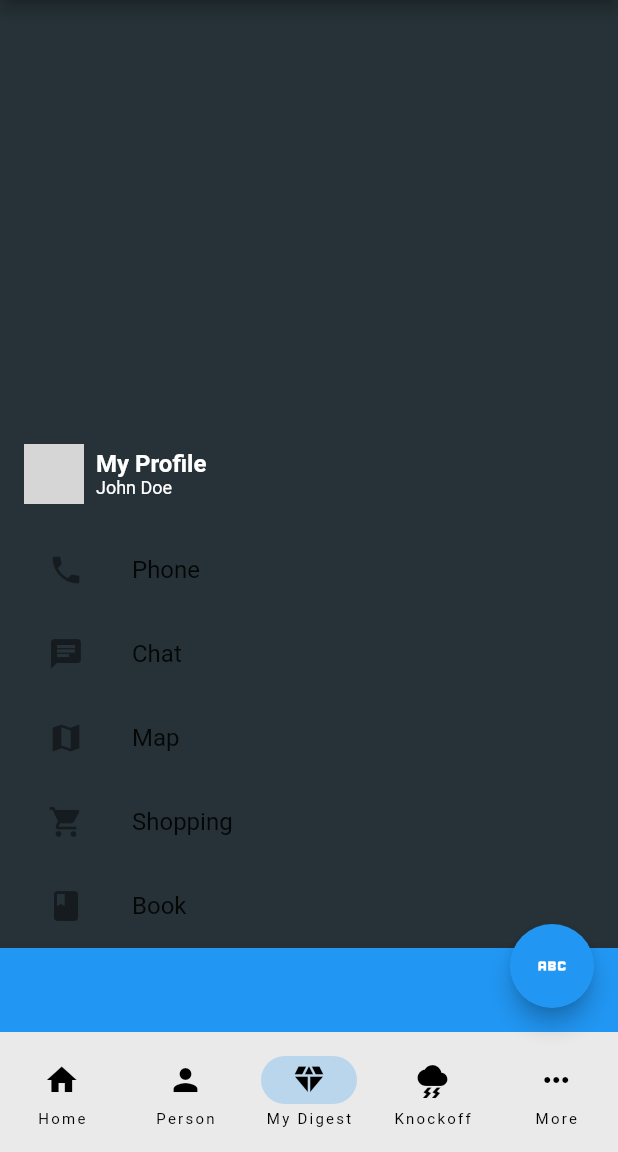
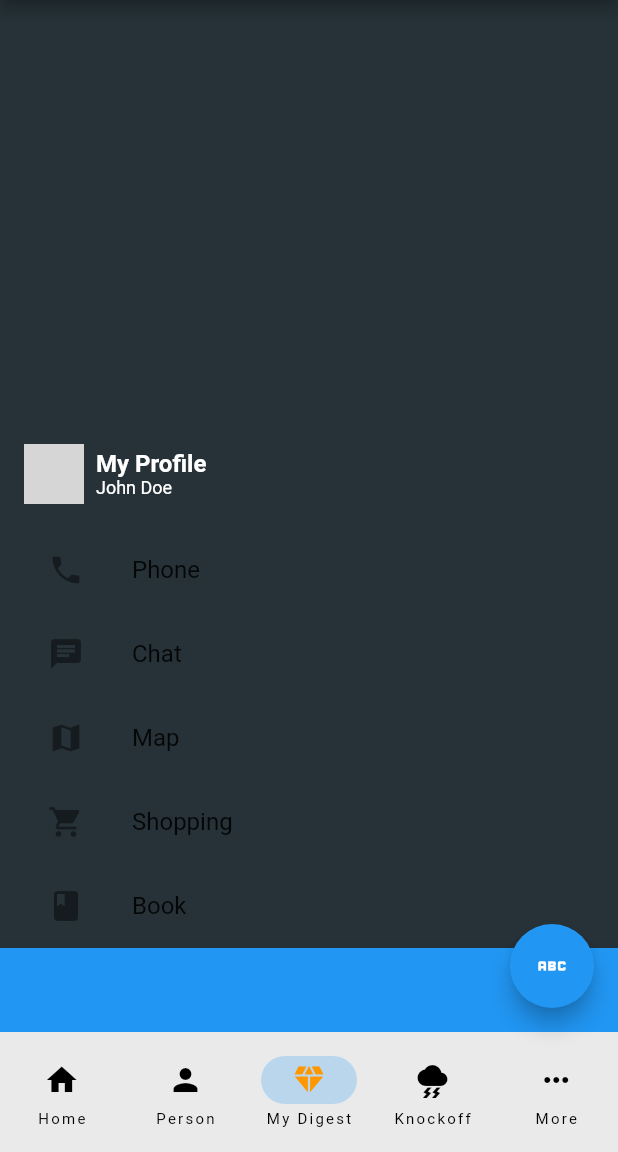
Before and after one commit to harshilpatel9999/my_demo, a Flutter app: the screen it shows after launch, item 3 of the bottom bar chosen, on a phone screen of 412 x 824 dp, the part 84-1236 px from its top. Run offline on Flutter 3.47's test engine with Material 2 defaults, Android fonts, the phone set to English and light mode, and no system bars; grey boxes are pictures that could not be loaded.

Commit message:
save 01/6/23

```diff
--- a/lib/main.dart
+++ b/lib/main.dart
@@ -56,7 +56,13 @@ class _RootpageState extends State<Rootpage> {
         destinations: const [
           NavigationDestination(icon: Icon(Icons.home), label: 'Home'),
           NavigationDestination(icon: Icon(Icons.person), label: 'Person'),
-          NavigationDestination(icon: Icon(Icons.diamond), label: 'My Digest'),
+          NavigationDestination(
+            icon: Icon(
+              Icons.diamond,
+              color: Colors.orange,
+            ),
+            label: ('My Digest'),
+          ),
           NavigationDestination(
               icon: Icon(Icons.thunderstorm), label: 'Knockoff'),
           NavigationDestination(
--- a/lib/my_digest.dart
+++ b/lib/my_digest.dart
@@ -1,8 +1,8 @@
 import 'package:flutter/material.dart';
 
-void main() {
-  runApp(const MyApp());
-}
+// void main() {
+//   runApp(const MyApp());
+// }
 
 class MyApp extends StatelessWidget {
   const MyApp({super.key});
@@ -21,7 +21,7 @@ class MyDigestPage extends StatelessWidget {
   @override
   Widget build(BuildContext context) {
     return Scaffold(
-      appBar: null, // Remove the app bar from the previous screen
+      // Remove the app bar from the previous screen
       body: SafeArea(
         child: Column(
           crossAxisAlignment: CrossAxisAlignment.start,
@@ -35,7 +35,7 @@ class MyDigestPage extends StatelessWidget {
                   crossAxisCount: 2,
                   crossAxisSpacing: 8,
                   mainAxisSpacing: 8,
-                  children: [
+                  children: const [
                     IconTextWidget(
                       icon: Icons.home,
                       text: 'Home',
@@ -157,7 +157,7 @@ class IconTextWidget extends StatelessWidget {
   final IconData icon;
   final String text;
 
-  IconTextWidget({
+  const IconTextWidget({
     super.key,
     required this.icon,
     required this.text,
```
